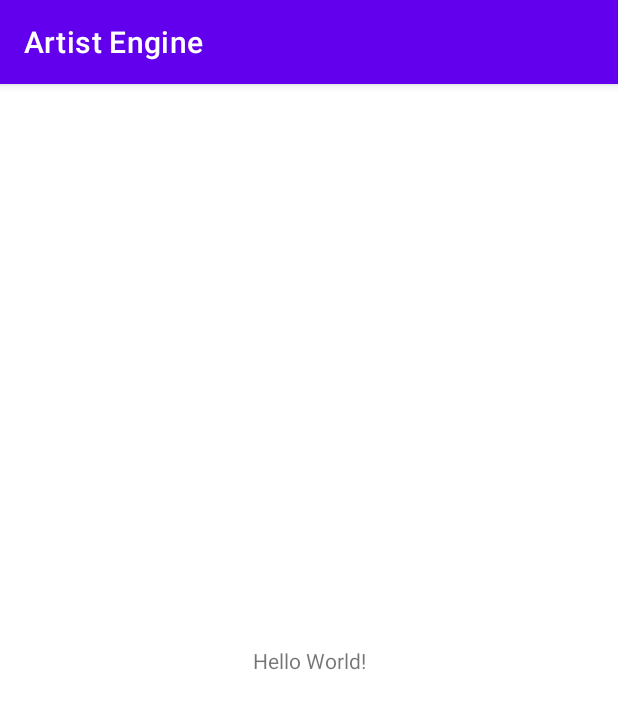
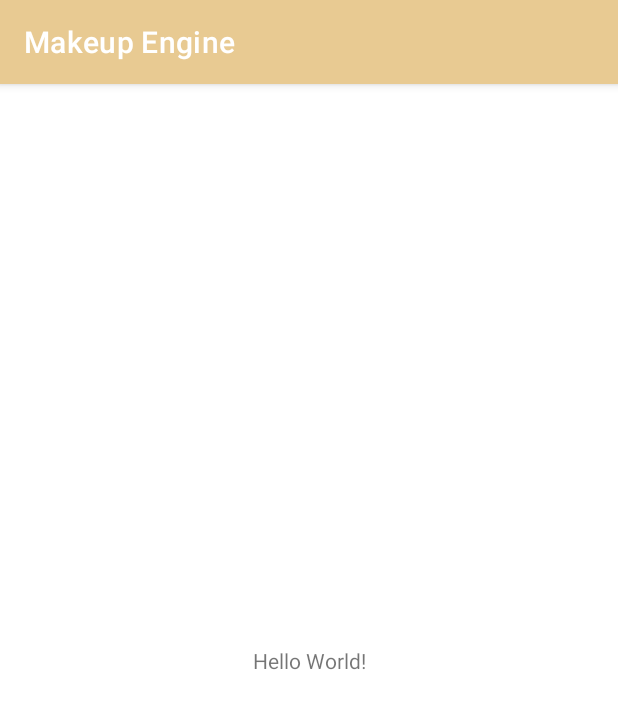
Before and after one commit to pericabrales/BookEngine, an Android app: the screen it shows after launch (MainActivity), on a phone screen of 412 x 824 dp. Shown: the top 709 px of the screen. Run offline under Robolectric (Android 15) with nearby library versions, the phone set to English and light mode, and no system bars.

Commit message:
Basic app styling and changed app name

```diff
--- a/CS492FinalProject2/app/src/main/res/values/colors.xml
+++ b/CS492FinalProject2/app/src/main/res/values/colors.xml
@@ -7,4 +7,7 @@
     <color name="teal_700">#FF018786</color>
     <color name="black">#FF000000</color>
     <color name="white">#FFFFFFFF</color>
+    <color name="header_top">#c29e5b</color>
+    <color name="header_bottom">#e8ca92</color>
+    <color name="app_background">#ebdbc0</color>
 </resources>
--- a/CS492FinalProject2/app/src/main/res/values/strings.xml
+++ b/CS492FinalProject2/app/src/main/res/values/strings.xml
@@ -1,3 +1,3 @@
 <resources>
-    <string name="app_name">Artist Engine</string>
+    <string name="app_name">Makeup Engine</string>
 </resources>
--- a/CS492FinalProject2/app/src/main/res/values/themes.xml
+++ b/CS492FinalProject2/app/src/main/res/values/themes.xml
@@ -2,9 +2,9 @@
     <!-- Base application theme. -->
     <style name="Theme.CS492FinalProject" parent="Theme.MaterialComponents.DayNight.DarkActionBar">
         <!-- Primary brand color. -->
-        <item name="colorPrimary">@color/purple_500</item>
-        <item name="colorPrimaryVariant">@color/purple_700</item>
-        <item name="colorOnPrimary">@color/white</item>
+        <item name="colorPrimary">@color/header_bottom</item>
+        <item name="colorPrimaryVariant">@color/header_top</item>
+        <item name="colorOnPrimary">@color/app_background</item>
         <!-- Secondary brand color. -->
         <item name="colorSecondary">@color/teal_200</item>
         <item name="colorSecondaryVariant">@color/teal_700</item>
```
